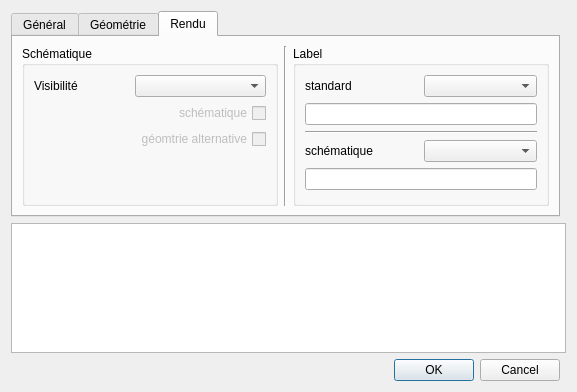
The window that qgis-project/ui_forms/valve.ui (qwat/QWAT) describes before a commit, drawn with Qt 5.
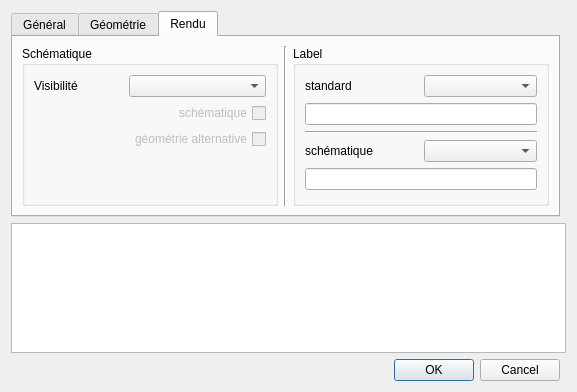
The same window after the commit. The open tabs and pages were chosen to show the change.

```diff
--- a/qgis-project/ui_forms/valve.ui
+++ b/qgis-project/ui_forms/valve.ui
@@ -300,7 +300,7 @@
              <enum>Qt::RightToLeft</enum>
             </property>
             <property name="text">
-             <string>géomtrie alternative</string>
+             <string>géométrie alternative</string>
             </property>
            </widget>
           </item>
```
